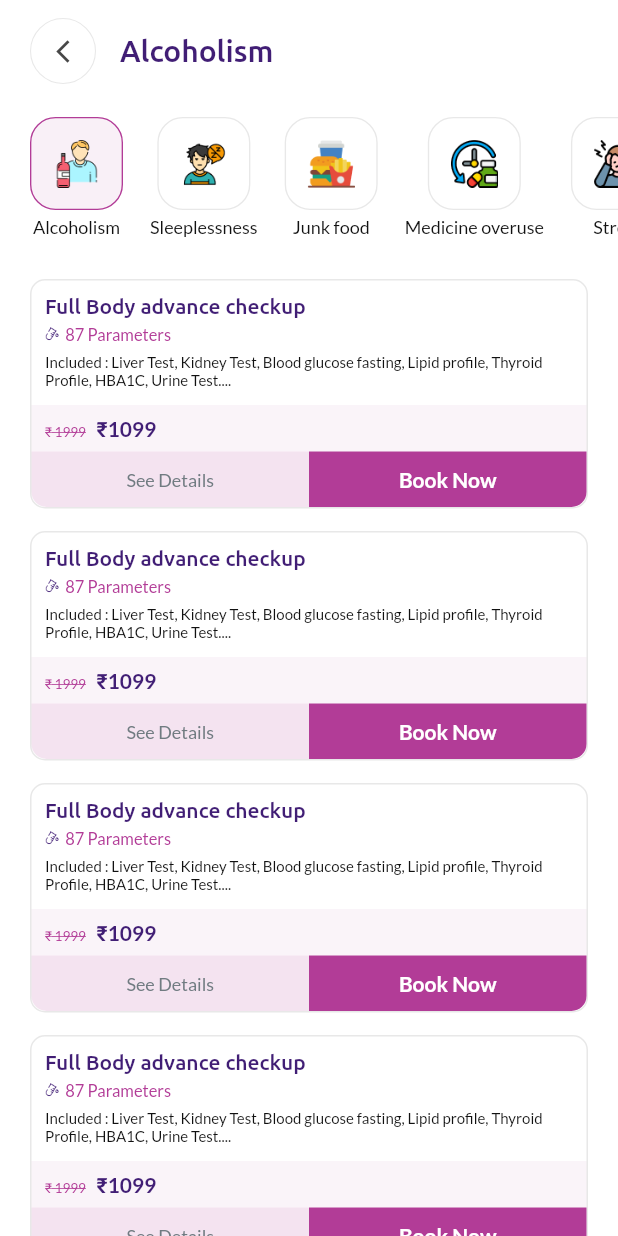
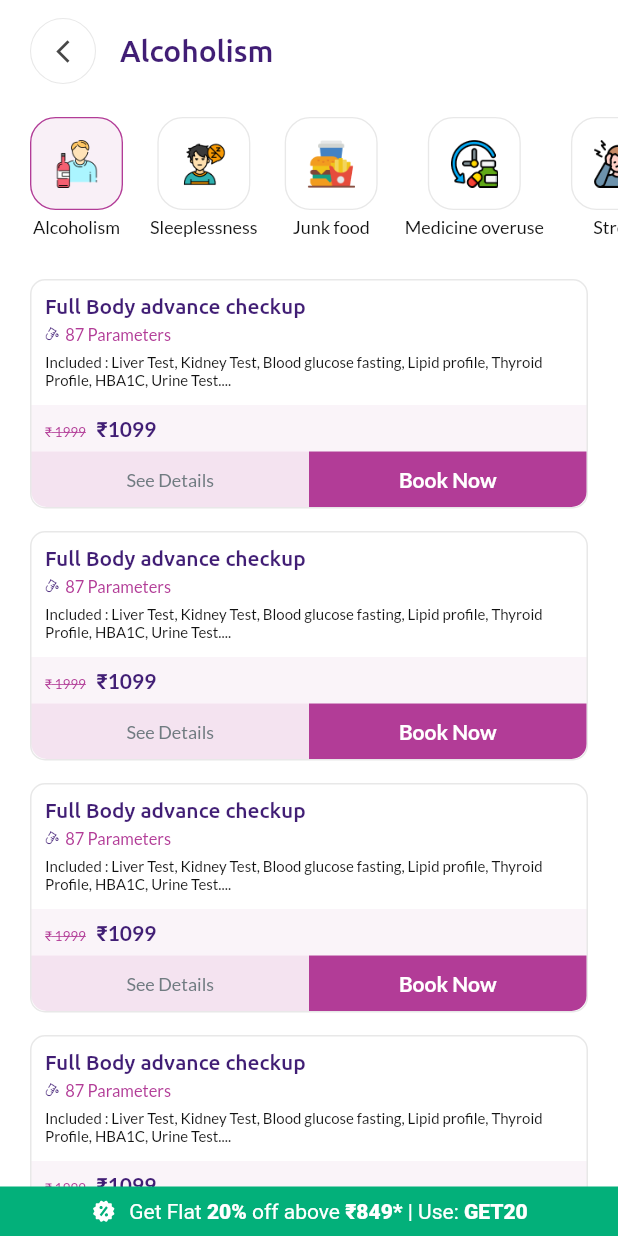
Before and after one commit to info-qrishealth/qris-app-flutter, a Flutter app: the PopularPackageScreen screen opened directly, on a phone screen of 412 x 824 dp. Run offline on Flutter 3.47's test engine with Material 3 defaults, Android fonts, the phone set to English and light mode, and no system bars; our stand-ins replace dotted_border, flutter_svg, get, pin_code_fields.

Commit message:
ui improvements.

```diff
--- a/lib/modules/home_module/screens/popular_package_screen.dart
+++ b/lib/modules/home_module/screens/popular_package_screen.dart
@@ -4,6 +4,7 @@ import 'package:qris_health/constants/app_constants.dart';
 import 'package:qris_health/modules/home_module/components/popular_package_list_tile.dart';
 import 'package:qris_health/shared/components/common_app_bar.dart';
 import 'package:qris_health/constants/enums/popular_package_type.dart';
+import 'package:qris_health/shared/components/discount_coupon_container.dart';
 import 'package:qris_health/styles/app_colors.dart';
 
 class PopularPackageScreen extends StatefulWidget {
@@ -20,6 +21,7 @@ class _PopularPackageScreenState extends State<PopularPackageScreen> {
   @override
   Widget build(BuildContext context) {
     return Scaffold(
+        bottomNavigationBar: DiscountCouponContainer(),
         appBar: CommonAppBar(title: _popularPackageType.formattedName),
         body: SafeArea(
             child: Column(children: [
--- a/lib/shared/components/discount_coupon_container.dart
+++ b/lib/shared/components/discount_coupon_container.dart
@@ -12,7 +12,8 @@ class DiscountCouponContainer extends StatelessWidget {
     return Container(
         padding: EdgeInsets.symmetric(vertical: 8),
         decoration: BoxDecoration(color: Color(0xFF03B07A)),
-        child: Row(mainAxisAlignment: MainAxisAlignment.center, children: [
+        child: SafeArea(
+            child: Row(mainAxisAlignment: MainAxisAlignment.center, children: [
           SvgPicture.asset('assets/images/icons/coupon_icon.svg'),
           SizedBox(width: 8),
           Text.rich(
@@ -39,6 +40,6 @@ class DiscountCouponContainer extends StatelessWidget {
                         style: TextStyle(fontWeight: FontWeight.w800))
                   ]),
               textAlign: TextAlign.center)
-        ]));
+        ])));
   }
 }
```
